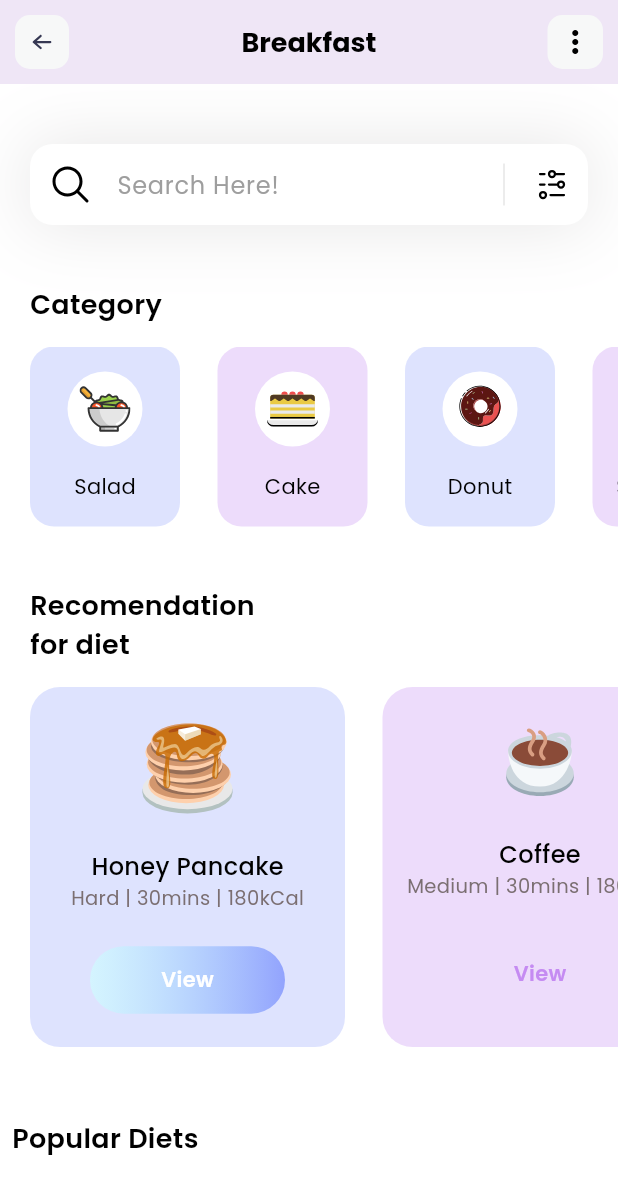
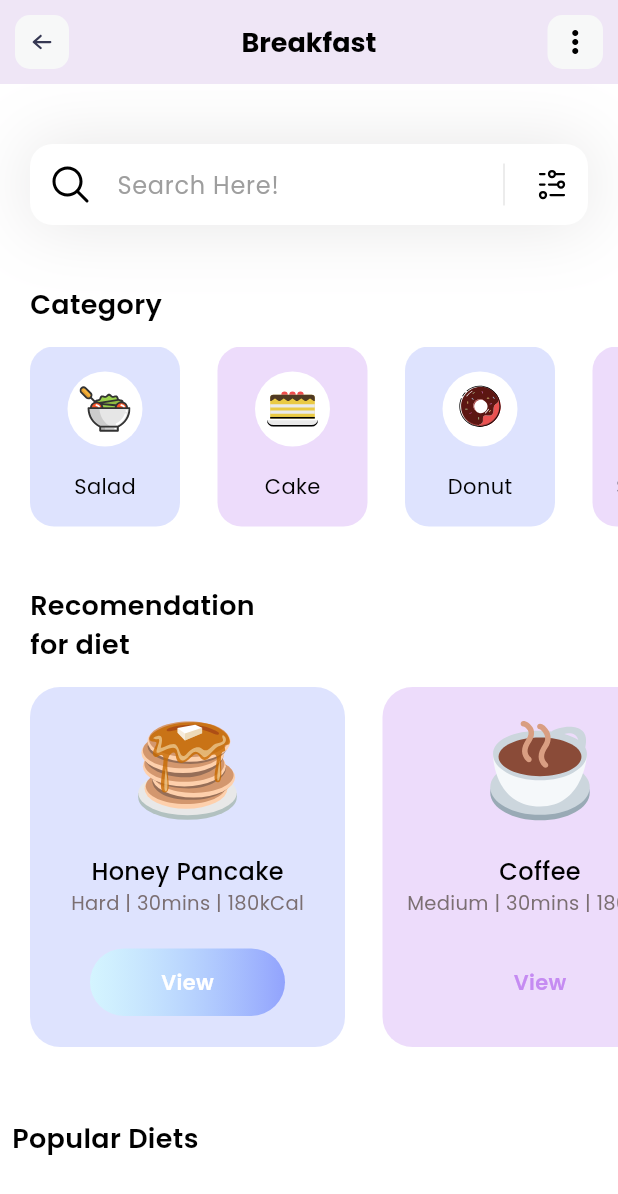
Before and after one commit to aziz-miyazi/new_project, a Flutter app: the screen it shows after launch, on a phone screen of 412 x 824 dp. Shown: the top 1194 px of the screen. Run offline on Flutter 3.47's test engine with Material 3 defaults, Android fonts, the phone set to English and light mode, and no system bars; our stand-ins replace flutter_svg.

Commit message:
Recomendation Img Fixed

```diff
--- a/lib/pages/home.dart
+++ b/lib/pages/home.dart
@@ -176,7 +176,11 @@ class _HomePageState extends State<HomePage> {
                 child: Column(
                   mainAxisAlignment: MainAxisAlignment.spaceEvenly,
                   children: [
-                    SvgPicture.asset(diets[index].iconpath),
+                    SvgPicture.asset(
+                      diets[index].iconpath,
+                      height: 70,
+                      width: 70,
+                    ),
                     Column(
                       children: [
                         Text(
```
